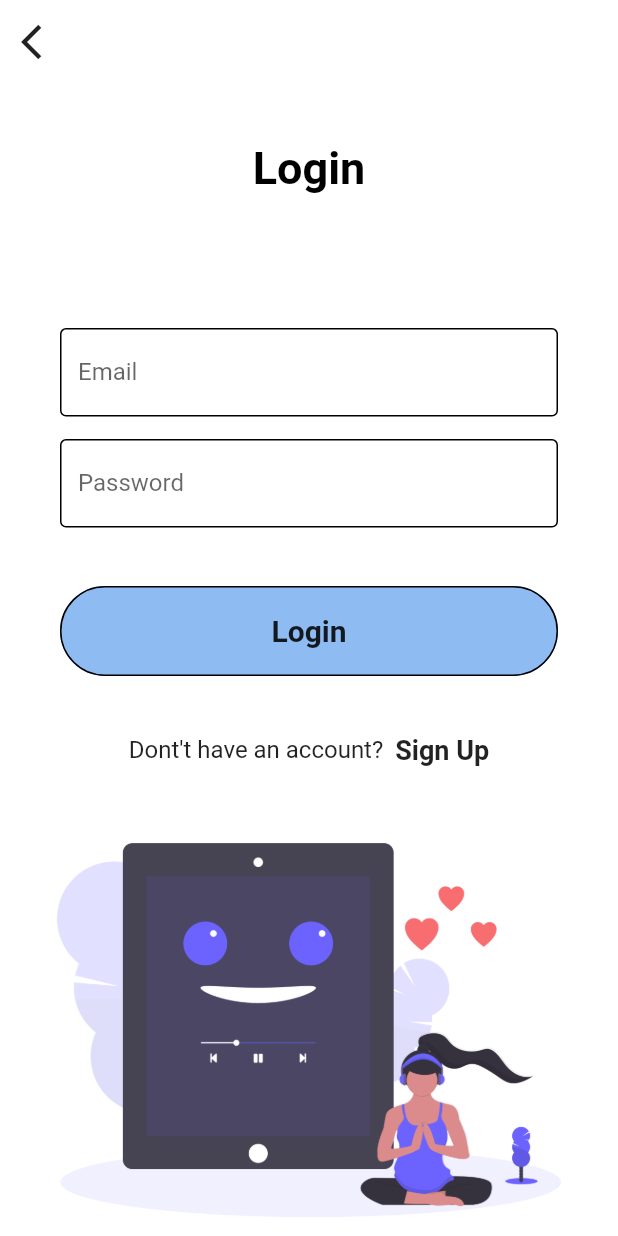
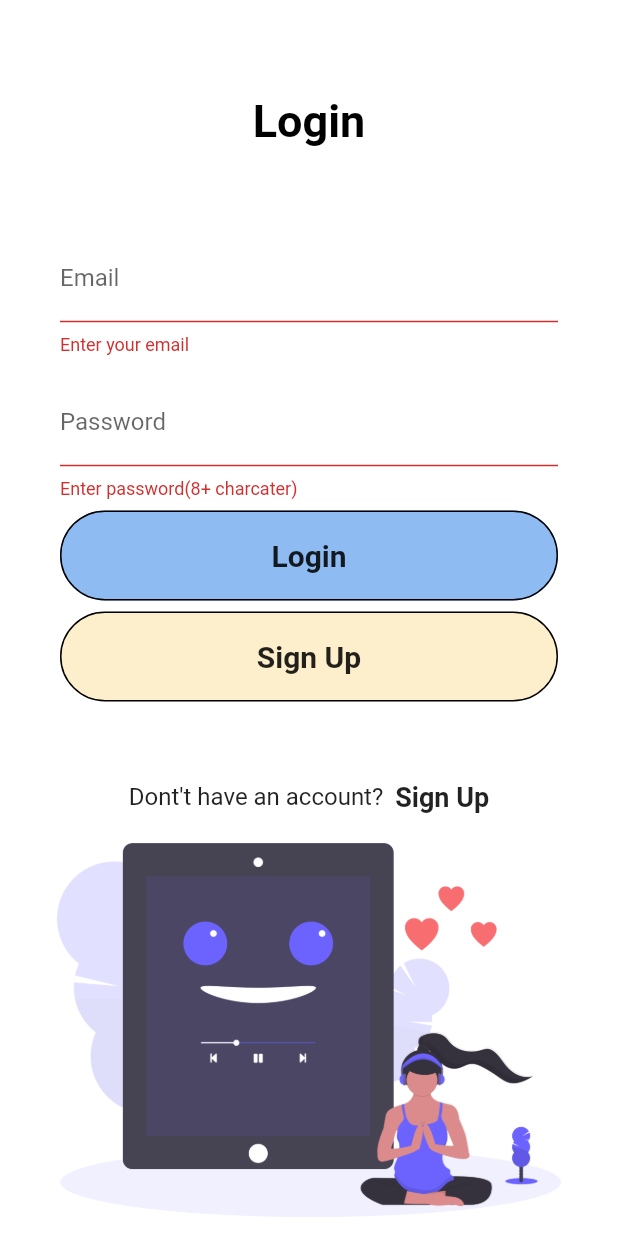
Before and after one commit to jemin007/mHealth, a Flutter app: the screen it shows after launch, after a tap on "Login", on a phone screen of 412 x 824 dp. Run offline on Flutter 3.47's test engine with Material 2 defaults, Android fonts, the phone set to English and light mode, and no system bars; our stand-ins replace cloud_firestore, firebase_auth; accounts and stored records are empty.

Commit message:
sign up done

```diff
--- /dev/null
+++ b/mhealth/lib/authenticate/authenticate.dart
@@ -0,0 +1,30 @@
+import 'package:flutter/material.dart';
+import 'package:mhealth/home/login.dart';
+import 'package:mhealth/home/signup.dart';
+
+class Authenticate extends StatefulWidget {
+  Authenticate({Key key}) : super(key: key);
+
+  @override
+  _AuthenticateState createState() => _AuthenticateState();
+}
+
+class _AuthenticateState extends State<Authenticate> {
+
+  bool showSignIn = true;
+
+  //  exclamation will revert the state i.e. true -> false
+    void toggleView() {
+      setState(() => showSignIn = !showSignIn);
+    }
+
+  @override
+  Widget build(BuildContext context) {
+
+    if (showSignIn) {
+      return LoginPage(toggleView: toggleView);
+    } else {
+      return SignUp(toggleView: toggleView);
+    }
+  }
+}
--- a/mhealth/lib/home/login.dart
+++ b/mhealth/lib/home/login.dart
@@ -1,13 +1,16 @@
 import 'package:flutter/material.dart';
+import 'package:mhealth/services/auth.dart';
 import 'package:mhealth/shared/constants.dart';
 
 class LoginPage extends StatefulWidget {
+    final Function toggleView;
+  LoginPage ({ this.toggleView });
   @override
   _LoginPageState createState() => _LoginPageState();
 }
 
 class _LoginPageState extends State<LoginPage> {
-
+  final AuthService _auth = AuthService();
   String email, password, error = '';
 
   final _formKey = GlobalKey<FormState>();
@@ -20,14 +23,7 @@ class _LoginPageState extends State<LoginPage> {
         brightness: Brightness.light,
         backgroundColor: Colors.white,
         elevation: 0,
-        leading: IconButton(
-          icon: Icon(Icons.arrow_back_ios),
-          onPressed: () {
-            Navigator.pop(context);
-          },
-          color: Colors.black87,
-          iconSize: 28,
-        ),
+
         ),
         body: Container(
           height: MediaQuery.of(context).size.height,
@@ -77,10 +73,12 @@ class _LoginPageState extends State<LoginPage> {
                                   setState(() => password = val);
                                 },
                             ),
+
                             // makeInput(label: 'Email'),
                             // makeInput(label: 'Password', obscureText: true),
                         ],),
                       ),
+
                     ),
                     Padding(padding: EdgeInsets.symmetric(horizontal: 40),
                     child:  MaterialButton(
@@ -88,8 +86,14 @@ class _LoginPageState extends State<LoginPage> {
                       height: 60,
                       elevation: 0,
                       minWidth: double.infinity,
-                      onPressed: (){
-
+                      onPressed: () async{
+                        if(_formKey.currentState.validate()){
+                          dynamic result = await _auth.signInWithEmailAndPass(email, password);
+                      if (result == null) {
+                        setState(() {error = 'please enter valid information';
+                        });
+                      }
+                  }
                        },
                       shape: RoundedRectangleBorder(
                         side: BorderSide(
@@ -102,6 +106,29 @@ class _LoginPageState extends State<LoginPage> {
                       ),),
                       ),
                     ),
+
+                    Padding(padding: EdgeInsets.symmetric(horizontal: 40),
+                    child:  MaterialButton(
+                      color: Color(0xfffdeecc),
+                      height: 60,
+                      elevation: 0,
+                      minWidth: double.infinity,
+                      onPressed: () async{
+                        widget.toggleView();
+                       },
+                      shape: RoundedRectangleBorder(
+                        side: BorderSide(
+                          color: Colors.black),
+                        borderRadius: BorderRadius.circular(50),
+                      ),
+                      child: Text('Sign Up', style: TextStyle(
+                        fontWeight: FontWeight.w700,
+                        fontSize: 20,
+                      ),),
+                      ),
+                    ),
+                    SizedBox(height: 10.0,),
+              Text(error, style: TextStyle(color:Colors.red, fontSize: 18.0),),
                     Row(
                   mainAxisAlignment: MainAxisAlignment.center,
                   children: <Widget>[
@@ -114,6 +141,7 @@ class _LoginPageState extends State<LoginPage> {
                     ),),
                   ],
                 ),
+
                   ],
                 ),
               ),
--- a/mhealth/lib/home/splash.dart
+++ b/mhealth/lib/home/splash.dart
@@ -2,7 +2,6 @@ import 'package:flutter/material.dart';
 import 'package:flutter/widgets.dart';
 import 'package:mhealth/home/login.dart';
 import 'package:mhealth/home/signup.dart';
-import 'package:simple_animations/simple_animations.dart';
 
 class SplashPage extends StatelessWidget {
   @override
--- /dev/null
+++ b/mhealth/lib/home/wrapper.dart
@@ -0,0 +1,21 @@
+import 'package:flutter/material.dart';
+import 'package:mhealth/authenticate/authenticate.dart';
+import 'package:mhealth/dashboard/dashboard.dart';
+import 'package:mhealth/home/login.dart';
+import 'package:mhealth/home/splash.dart';
+import 'package:mhealth/models/user.dart';
+import 'package:provider/provider.dart';
+
+class Wrapper extends StatelessWidget {
+  @override
+  Widget build(BuildContext context) {
+
+    final user = Provider.of<User>(context);
+
+    if(user == null) {
+      return Authenticate();
+    } else {
+      return Dashboard();
+    }
+  }
+}
--- a/mhealth/lib/main.dart
+++ b/mhealth/lib/main.dart
@@ -1,6 +1,10 @@
 import 'package:flutter/material.dart';
 import 'package:flutter/widgets.dart';
-import 'package:mhealth/home/splash.dart';
+import 'package:mhealth/models/user.dart';
+import 'package:mhealth/services/auth.dart';
+import 'package:provider/provider.dart';
+
+import 'home/wrapper.dart';
 
 void main() {
   runApp(MyApp());
@@ -9,9 +13,12 @@ void main() {
 class MyApp extends StatelessWidget {
   @override
   Widget build(BuildContext context) {
-    return MaterialApp(
-    debugShowCheckedModeBanner: false,
-    home: SplashPage(),
-  );
+    return StreamProvider<User>.value(
+      value: AuthService().user,
+      child: MaterialApp(
+      debugShowCheckedModeBanner: false,
+      home: Wrapper(),
+  ),
+    );
   }
 }
--- /dev/null
+++ b/mhealth/lib/models/user.dart
@@ -0,0 +1,5 @@
+class User {
+  final String uid;
+
+  User({ this.uid });
+}
--- /dev/null
+++ b/mhealth/lib/services/auth.dart
@@ -0,0 +1,63 @@
+import 'package:firebase_auth/firebase_auth.dart';
+import 'package:mhealth/models/user.dart';
+import 'package:mhealth/services/database.dart';
+
+class AuthService {
+
+    final FirebaseAuth _auth = FirebaseAuth.instance;
+
+    //create user obj from firebase user
+    User _userFromFirebase(FirebaseUser user) {
+      return user != null ? User(uid : user.uid) : null;
+    }
+
+    //auth change stream
+    Stream<User> get user {
+      return _auth.onAuthStateChanged.map(_userFromFirebase);
+    }
+
+    //login
+    Future signInWithEmailAndPass(String email, String password, ) async{
+      try {
+        AuthResult result = await _auth.signInWithEmailAndPassword(
+          email: email.trim(), password: password,);
+      FirebaseUser user = result.user;
+
+      //create a new document for the user with the uid
+      //name, contact, bog, bp, weight, sugar
+      // await DatabaseService(uid: user.uid).updateUserData('ram', '12121212', 'A', 'a', '12', '1');
+      return _userFromFirebase(user);
+      } catch(e) {
+        print(e.toString());
+        return null;
+      }
+    }
+
+    //String name, String contact, String bog, String bp, String weight, String sugar
+    //register with email and pass
+    Future registerWithEmailAndPass(String email, String password, ) async{
+      try {
+        AuthResult result = await _auth.createUserWithEmailAndPassword(
+          email: email.trim(), password: password,);
+      FirebaseUser user = result.user;
+
+      //create a new document for the user with the uid
+      //name, contact, bog, bp, weight, sugar
+      // await DatabaseService(uid: user.uid).updateUserData('ram', '12121212', 'A', 'a', '12', '1');
+      return _userFromFirebase(user);
+      } catch(e) {
+        print(e.toString());
+        return null;
+      }
+    }
+
+    //signout
+    Future signOut() async {
+      try {
+        await _auth.signOut();
+      } catch(e) {
+        print(e.toString());
+      }
+    }
+
+}
--- /dev/null
+++ b/mhealth/lib/services/database.dart
@@ -0,0 +1,20 @@
+import 'package:cloud_firestore/cloud_firestore.dart';
+
+class DatabaseService{
+
+final String uid;
+DatabaseService({ this.uid });
+
+  final CollectionReference userData = Firestore.instance.collection('users');
+
+  Future updateUserData(String name, String contact, String bog, String bp, String weight, String sugar) async {
+    return await userData.document(uid).setData({
+      'name' : name,
+      'contact' : contact,
+      'bog' : bog,
+      'bp' : bp,
+      'weight' : weight,
+      'sugar' : sugar,
+    });
+  }
+}
--- a/mhealth/pubspec.yaml
+++ b/mhealth/pubspec.yaml
@@ -30,6 +30,10 @@ dependencies:
   # Use with the CupertinoIcons class for iOS style icons.
   cupertino_icons: ^0.1.3
   simple_animations: ^2.2.1
+  firebase_auth: ^0.16.1
+  cloud_firestore: ^0.13.7
+  provider: ^4.1.3
+  flutter_spinkit: "^4.1.2"
 
 
 dev_dependencies:
```
Also changed, not shown: mhealth/lib/animation/FadeAnimation.dart (deleted, +0 -35 lines), mhealth/lib/dashboard/dashboard.dart (added, +26 -0 lines), mhealth/lib/home/signup.dart (+99 -50 lines), mhealth/pubspec.lock, 3 other files.
